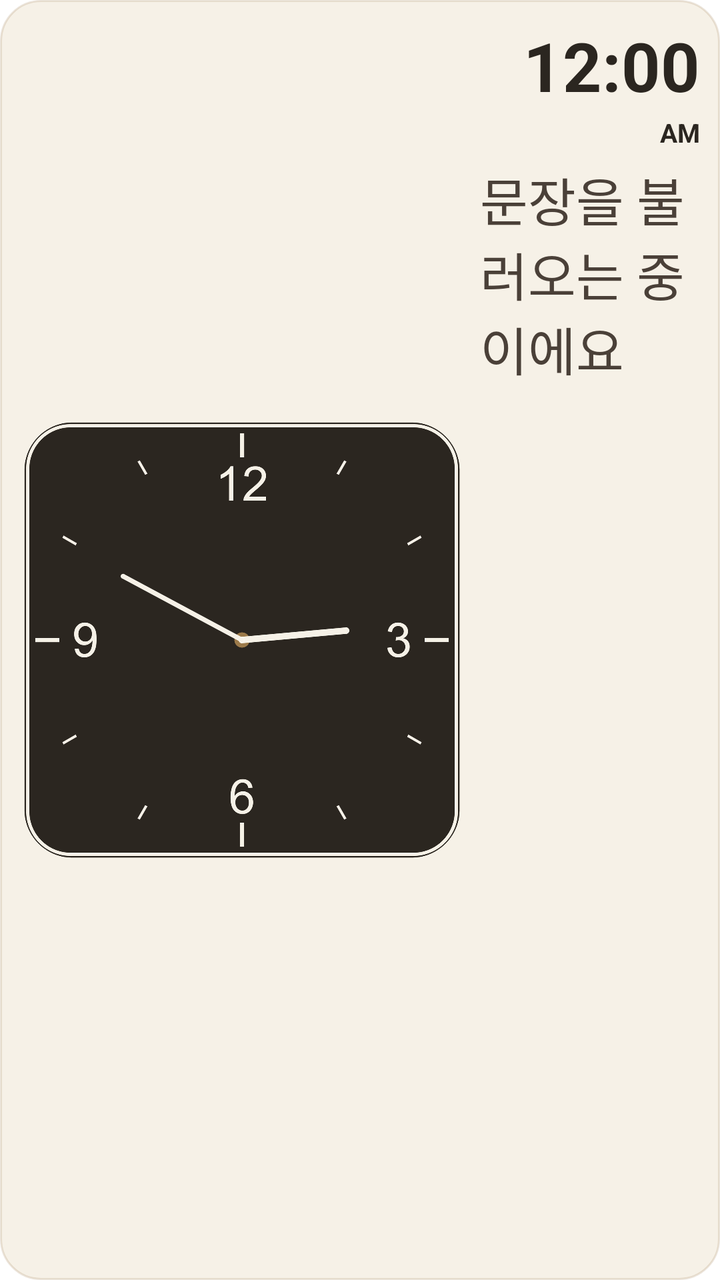
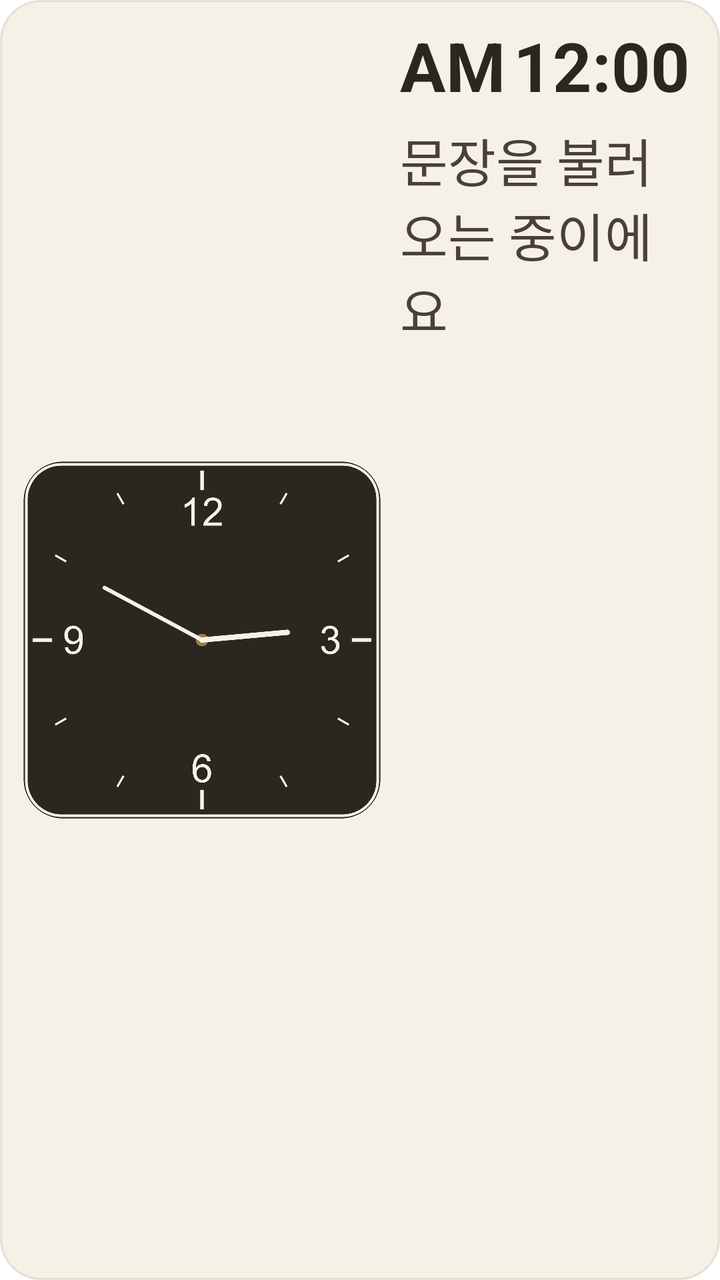

Before-and-after screenshots of an Android layout around one commit, followed by the original layout XML and the change that was made.
<!-- AndroidManifest.xml: fallback theme Theme.MaterialComponents.DayNight.NoActionBar -->
<!-- res/layout/widget_medium.xml -->
<?xml version="1.0" encoding="utf-8"?>
<LinearLayout xmlns:android="http://schemas.android.com/apk/res/android"
    android:id="@+id/widget_root"
    android:layout_width="match_parent"
    android:layout_height="match_parent"
    android:orientation="horizontal"
    android:gravity="center_vertical"
    android:background="@drawable/widget_background"
    android:padding="10dp">

    
    <FrameLayout
        android:layout_width="0dp"
        android:layout_height="match_parent"
        android:layout_weight="1">

        <AnalogClock
            android:id="@+id/widget_clock_analog"
            android:layout_width="match_parent"
            android:layout_height="match_parent"
            android:dial="@drawable/widget_clock_dial"
            android:hand_hour="@drawable/widget_clock_hand_hour"
            android:hand_minute="@drawable/widget_clock_hand_minute" />

        <ImageView
            android:id="@+id/widget_clock_hand_alarm"
            android:layout_width="match_parent"
            android:layout_height="match_parent"
            android:src="@drawable/widget_clock_hand_alarm"
            android:visibility="gone"
            android:contentDescription="@null" />

    </FrameLayout>

    <LinearLayout
        android:layout_width="110dp"
        android:layout_height="match_parent"
        android:layout_marginStart="8dp"
        android:orientation="vertical"
        android:gravity="center_vertical">

        
        <TextClock
            android:id="@+id/widget_clock_text"
            android:layout_width="match_parent"
            android:layout_height="wrap_content"
            android:gravity="end"
            android:format12Hour="h:mm"
            android:format24Hour="h:mm"
            android:textSize="34sp"
            android:textStyle="bold"
            android:textColor="#2B2620" />

        <TextView
            android:id="@+id/widget_meridiem"
            android:layout_width="match_parent"
            android:layout_height="wrap_content"
            android:layout_marginTop="2dp"
            android:gravity="end"
            android:text="AM"
            android:textSize="13sp"
            android:textStyle="bold"
            android:textColor="#2B2620" />

        
        <TextView
            android:id="@+id/widget_quote"
            android:layout_width="match_parent"
            android:layout_height="0dp"
            android:layout_weight="1"
            android:layout_marginTop="6dp"
            android:text="문장을 불러오는 중이에요"
            android:textColor="#4A4038"
            android:autoSizeTextType="uniform"
            android:autoSizeMinTextSize="8sp"
            android:autoSizeMaxTextSize="26sp"
            android:autoSizeStepGranularity="1sp" />

    </LinearLayout>

</LinearLayout>
<!-- resources referenced by this layout -->
<resources>
  <!-- drawable widget_background (drawable) -->
  <?xml version="1.0" encoding="utf-8"?>
  <shape xmlns:android="http://schemas.android.com/apk/res/android">
      <solid android:color="#F6F1E7" />
      <stroke android:width="1dp" android:color="#339C7A4A" />
      <corners android:radius="20dp" />
  </shape>
  <!-- drawable widget_clock_dial: png bitmap (drawable-xxxhdpi, 109927 bytes) -->
  <!-- drawable widget_clock_hand_alarm: png bitmap (drawable-xxxhdpi, 11423 bytes) -->
  <!-- drawable widget_clock_hand_hour: png bitmap (drawable-xxxhdpi, 12305 bytes) -->
  <!-- drawable widget_clock_hand_minute: png bitmap (drawable-xxxhdpi, 12108 bytes) -->
</resources>

<!-- the commit's change to res/layout/widget_medium.xml (unified diff, before → after) -->
@@ -33,34 +33,39 @@
     </FrameLayout>
 
     <LinearLayout
-        android:layout_width="110dp"
+        android:layout_width="150dp"
         android:layout_height="match_parent"
         android:layout_marginStart="8dp"
         android:orientation="vertical"
         android:gravity="center_vertical">
 
         
-        <TextClock
-            android:id="@+id/widget_clock_text"
-            android:layout_width="match_parent"
+        <LinearLayout
+            android:layout_width="wrap_content"
             android:layout_height="wrap_content"
-            android:gravity="end"
-            android:format12Hour="h:mm"
-            android:format24Hour="h:mm"
-            android:textSize="34sp"
-            android:textStyle="bold"
-            android:textColor="#2B2620" />
+            android:gravity="center_vertical">
 
-        <TextView
-            android:id="@+id/widget_meridiem"
-            android:layout_width="match_parent"
-            android:layout_height="wrap_content"
-            android:layout_marginTop="2dp"
-            android:gravity="end"
-            android:text="AM"
-            android:textSize="13sp"
-            android:textStyle="bold"
-            android:textColor="#2B2620" />
+            <TextView
+                android:id="@+id/widget_meridiem"
+                android:layout_width="wrap_content"
+                android:layout_height="wrap_content"
+                android:layout_marginEnd="4dp"
+                android:text="AM"
+                android:textSize="34sp"
+                android:textStyle="bold"
+                android:textColor="#2B2620" />
+
+            <TextClock
+                android:id="@+id/widget_clock_text"
+                android:layout_width="wrap_content"
+                android:layout_height="wrap_content"
+                android:format12Hour="h:mm"
+                android:format24Hour="h:mm"
+                android:textSize="34sp"
+                android:textStyle="bold"
+                android:textColor="#2B2620" />
+
+        </LinearLayout>
 
         
         <TextView
